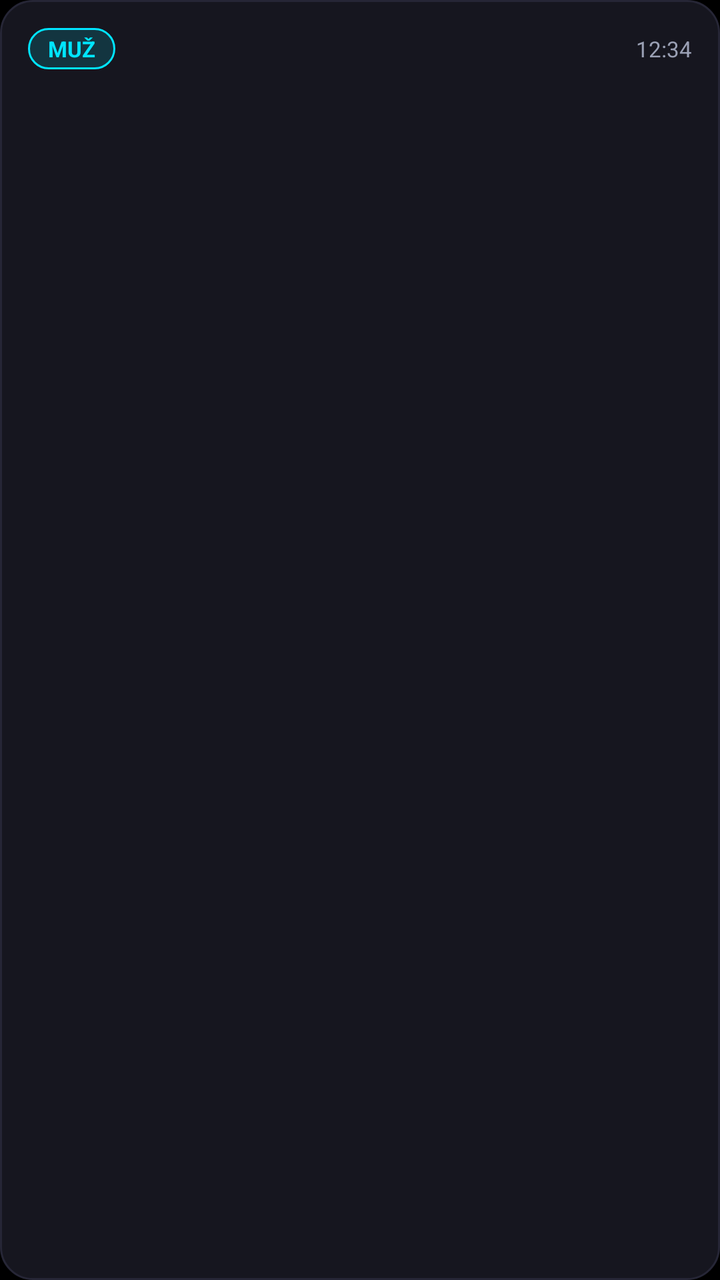
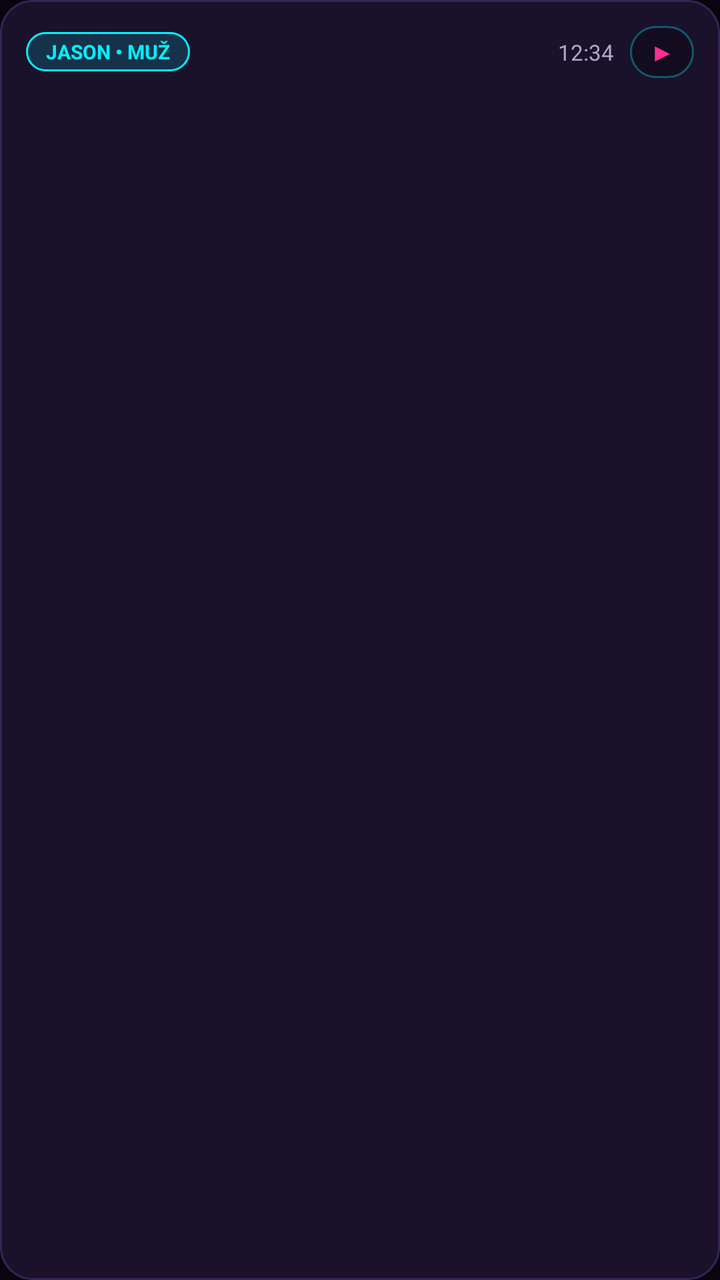

Before-and-after screenshots of an Android layout around one commit, followed by the original layout XML and the change that was made.
<!-- AndroidManifest.xml: application theme Theme.GtaLivePrekladac -->
<!-- res/layout/item_subtitle.xml -->
<?xml version="1.0" encoding="utf-8"?>
<LinearLayout xmlns:android="http://schemas.android.com/apk/res/android"
    android:layout_width="match_parent"
    android:layout_height="wrap_content"
    android:layout_marginBottom="10dp"
    android:background="@drawable/bg_card"
    android:orientation="vertical"
    android:padding="14dp">

    <LinearLayout
        android:layout_width="match_parent"
        android:layout_height="wrap_content"
        android:gravity="center_vertical"
        android:orientation="horizontal">

        <TextView
            android:id="@+id/tvSpeakerBadge"
            android:layout_width="wrap_content"
            android:layout_height="wrap_content"
            android:background="@drawable/bg_badge_male"
            android:paddingStart="10dp"
            android:paddingTop="3dp"
            android:paddingEnd="10dp"
            android:paddingBottom="3dp"
            android:text="MUŽ"
            android:textColor="@color/accent_cyan"
            android:textSize="11sp"
            android:textStyle="bold" />

        <TextView
            android:id="@+id/tvTimestamp"
            android:layout_width="0dp"
            android:layout_height="wrap_content"
            android:layout_marginStart="8dp"
            android:layout_weight="1"
            android:gravity="end"
            android:text="12:34"
            android:textColor="@color/text_secondary"
            android:textSize="11sp" />
    </LinearLayout>

    <TextView
        android:id="@+id/tvTranslated"
        android:layout_width="match_parent"
        android:layout_height="wrap_content"
        android:layout_marginTop="8dp"
        android:lineSpacingExtra="3dp"
        android:textColor="@color/text_primary"
        android:textSize="26sp"
        android:textStyle="bold" />

    <TextView
        android:id="@+id/tvOriginal"
        android:layout_width="match_parent"
        android:layout_height="wrap_content"
        android:layout_marginTop="6dp"
        android:textColor="@color/text_secondary"
        android:textSize="13sp" />

</LinearLayout>
<!-- resources referenced by this layout -->
<resources>
  <color name="accent_cyan">#00E5FF</color>
  <color name="text_primary">#F5F7FA</color>
  <color name="text_secondary">#9AA0B4</color>
  <!-- drawable bg_badge_male (drawable) -->
  <?xml version="1.0" encoding="utf-8"?>
  <shape xmlns:android="http://schemas.android.com/apk/res/android"
      android:shape="rectangle">
      <solid android:color="#2600E5FF" />
      <stroke
          android:width="1dp"
          android:color="@color/accent_cyan" />
      <corners android:radius="999dp" />
  </shape>
  <!-- drawable bg_card (drawable) -->
  <?xml version="1.0" encoding="utf-8"?>
  <shape xmlns:android="http://schemas.android.com/apk/res/android"
      android:shape="rectangle">
      <solid android:color="@color/surface_card" />
      <stroke
          android:width="1dp"
          android:color="@color/surface_stroke" />
      <corners android:radius="16dp" />
  </shape>
  <style name="Theme.GtaLivePrekladac" parent="Theme.Material3.Dark.NoActionBar">
          <item name="colorPrimary">@color/accent_cyan</item>
          <item name="colorSecondary">@color/accent_pink</item>
          <item name="android:windowBackground">@color/oled_black</item>
          <item name="android:statusBarColor">@color/oled_black</item>
          <item name="android:navigationBarColor">@color/oled_black</item>
      </style>
  <color name="surface_card">#16161F</color>
  <color name="surface_stroke">#262636</color>
  <color name="accent_pink">#FF4081</color>
  <color name="oled_black">#000000</color>
</resources>

<!-- the commit's change to res/layout/item_subtitle.xml (unified diff, before → after) -->
@@ -2,10 +2,10 @@
 <LinearLayout xmlns:android="http://schemas.android.com/apk/res/android"
     android:layout_width="match_parent"
     android:layout_height="wrap_content"
-    android:layout_marginBottom="10dp"
+    android:layout_marginBottom="9dp"
     android:background="@drawable/bg_card"
     android:orientation="vertical"
-    android:padding="14dp">
+    android:padding="13dp">
 
     <LinearLayout
         android:layout_width="match_parent"
@@ -22,9 +22,9 @@
             android:paddingTop="3dp"
             android:paddingEnd="10dp"
             android:paddingBottom="3dp"
-            android:text="MUŽ"
+            android:text="JASON • MUŽ"
             android:textColor="@color/accent_cyan"
-            android:textSize="11sp"
+            android:textSize="10sp"
             android:textStyle="bold" />
 
         <TextView
@@ -32,11 +32,23 @@
             android:layout_width="0dp"
             android:layout_height="wrap_content"
             android:layout_marginStart="8dp"
+            android:layout_marginEnd="8dp"
             android:layout_weight="1"
             android:gravity="end"
             android:text="12:34"
             android:textColor="@color/text_secondary"
             android:textSize="11sp" />
+
+        <TextView
+            android:id="@+id/btnReplayItem"
+            android:layout_width="32dp"
+            android:layout_height="26dp"
+            android:background="@drawable/bg_pill"
+            android:gravity="center"
+            android:text="▶"
+            android:textColor="@color/accent_pink"
+            android:textSize="12sp"
+            android:textStyle="bold" />
     </LinearLayout>
 
     <TextView
@@ -46,7 +58,7 @@
         android:layout_marginTop="8dp"
         android:lineSpacingExtra="3dp"
         android:textColor="@color/text_primary"
-        android:textSize="26sp"
+        android:textSize="24sp"
         android:textStyle="bold" />
 
     <TextView
@@ -55,6 +67,6 @@
         android:layout_height="wrap_content"
         android:layout_marginTop="6dp"
         android:textColor="@color/text_secondary"
-        android:textSize="13sp" />
+        android:textSize="12sp" />
 
 </LinearLayout>
<!-- resource entries referenced after the edit -->
@@ -1,13 +1,13 @@
 <!-- resources referenced by this layout -->
 <resources>
-  <color name="accent_cyan">#00E5FF</color>
-  <color name="text_primary">#F5F7FA</color>
-  <color name="text_secondary">#9AA0B4</color>
+  <color name="accent_cyan">#00F0FF</color>
+  <color name="text_primary">#FAF7FF</color>
+  <color name="text_secondary">#B2A6C9</color>
   <!-- drawable bg_badge_male (drawable) -->
   <?xml version="1.0" encoding="utf-8"?>
   <shape xmlns:android="http://schemas.android.com/apk/res/android"
       android:shape="rectangle">
-      <solid android:color="#2600E5FF" />
+      <solid android:color="#2600F0FF" />
       <stroke
           android:width="1dp"
           android:color="@color/accent_cyan" />
@@ -23,16 +23,27 @@
           android:color="@color/surface_stroke" />
       <corners android:radius="16dp" />
   </shape>
+  <!-- drawable bg_pill (drawable) -->
+  <?xml version="1.0" encoding="utf-8"?>
+  <shape xmlns:android="http://schemas.android.com/apk/res/android"
+      android:shape="rectangle">
+      <solid android:color="@color/surface_dark" />
+      <stroke
+          android:width="1dp"
+          android:color="#5500F0FF" />
+      <corners android:radius="999dp" />
+  </shape>
   <style name="Theme.GtaLivePrekladac" parent="Theme.Material3.Dark.NoActionBar">
-          <item name="colorPrimary">@color/accent_cyan</item>
-          <item name="colorSecondary">@color/accent_pink</item>
+          <item name="colorPrimary">@color/accent_pink</item>
+          <item name="colorSecondary">@color/accent_cyan</item>
           <item name="android:windowBackground">@color/oled_black</item>
           <item name="android:statusBarColor">@color/oled_black</item>
           <item name="android:navigationBarColor">@color/oled_black</item>
       </style>
-  <color name="surface_card">#16161F</color>
-  <color name="surface_stroke">#262636</color>
-  <color name="accent_pink">#FF4081</color>
-  <color name="oled_black">#000000</color>
+  <color name="surface_card">#1A112A</color>
+  <color name="surface_stroke">#372456</color>
+  <color name="surface_dark">#120C1E</color>
+  <color name="accent_pink">#FF2E93</color>
+  <color name="oled_black">#08050E</color>
 </resources>
 
